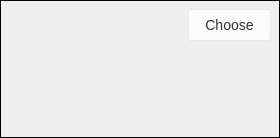
Above: src/MEGASync/stalled_issues/gui/win/StalledIssueChooseWidget.ui from meganz/MEGAsync before the change. Below: the same form after it.
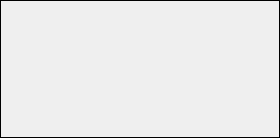
That is the form after the change. Custom widgets are drawn as their Qt base class.

Diff of the .ui file:
```diff
--- a/src/MEGASync/stalled_issues/gui/win/StalledIssueChooseWidget.ui
+++ b/src/MEGASync/stalled_issues/gui/win/StalledIssueChooseWidget.ui
@@ -65,84 +65,8 @@
 #fileNameText
 {
    font-weight: bold;
-}
-
-#chooseButton
-{
-   font-size:14px;
-   background-color: #FCFCFC;
-   color: #333333;
-   border-radius:3px;
-   border: 1px solid rgba(0,0,0,0.05);
-   padding-left: 16px;
-   padding-right: 16px;
 }</string>
      </property>
-     <layout class="QHBoxLayout" name="horizontalLayout">
-      <property name="spacing">
-       <number>0</number>
-      </property>
-      <property name="leftMargin">
-       <number>0</number>
-      </property>
-      <property name="topMargin">
-       <number>0</number>
-      </property>
-      <property name="rightMargin">
-       <number>8</number>
-      </property>
-      <property name="bottomMargin">
-       <number>0</number>
-      </property>
-      <item>
-       <widget class="QLabel" name="titleLabel">
-        <property name="text">
-         <string/>
-        </property>
-       </widget>
-      </item>
-      <item>
-       <spacer name="horizontalSpacer">
-        <property name="orientation">
-         <enum>Qt::Horizontal</enum>
-        </property>
-        <property name="sizeHint" stdset="0">
-         <size>
-          <width>40</width>
-          <height>20</height>
-         </size>
-        </property>
-       </spacer>
-      </item>
-      <item>
-       <widget class="QPushButton" name="chooseButton">
-        <property name="sizePolicy">
-         <sizepolicy hsizetype="Preferred" vsizetype="Fixed">
-          <horstretch>0</horstretch>
-          <verstretch>0</verstretch>
-         </sizepolicy>
-        </property>
-        <property name="minimumSize">
-         <size>
-          <width>0</width>
-          <height>32</height>
-         </size>
-        </property>
-        <property name="maximumSize">
-         <size>
-          <width>16777215</width>
-          <height>32</height>
-         </size>
-        </property>
-        <property name="cursor">
-         <cursorShape>PointingHandCursor</cursorShape>
-        </property>
-        <property name="text">
-         <string>Choose</string>
-        </property>
-       </widget>
-      </item>
-     </layout>
     </widget>
    </item>
    <item alignment="Qt::AlignTop">
@@ -276,6 +200,12 @@
    <header>stalledissuefilepath.h</header>
    <container>1</container>
   </customwidget>
+  <customwidget>
+   <class>StalledIssueActionTitle</class>
+   <extends>QWidget</extends>
+   <header>StalledIssueChooseTitle.h</header>
+   <container>1</container>
+  </customwidget>
  </customwidgets>
  <resources/>
  <connections/>
```
Left out of the diff: 2 changed lines with no effect on the pictures.
